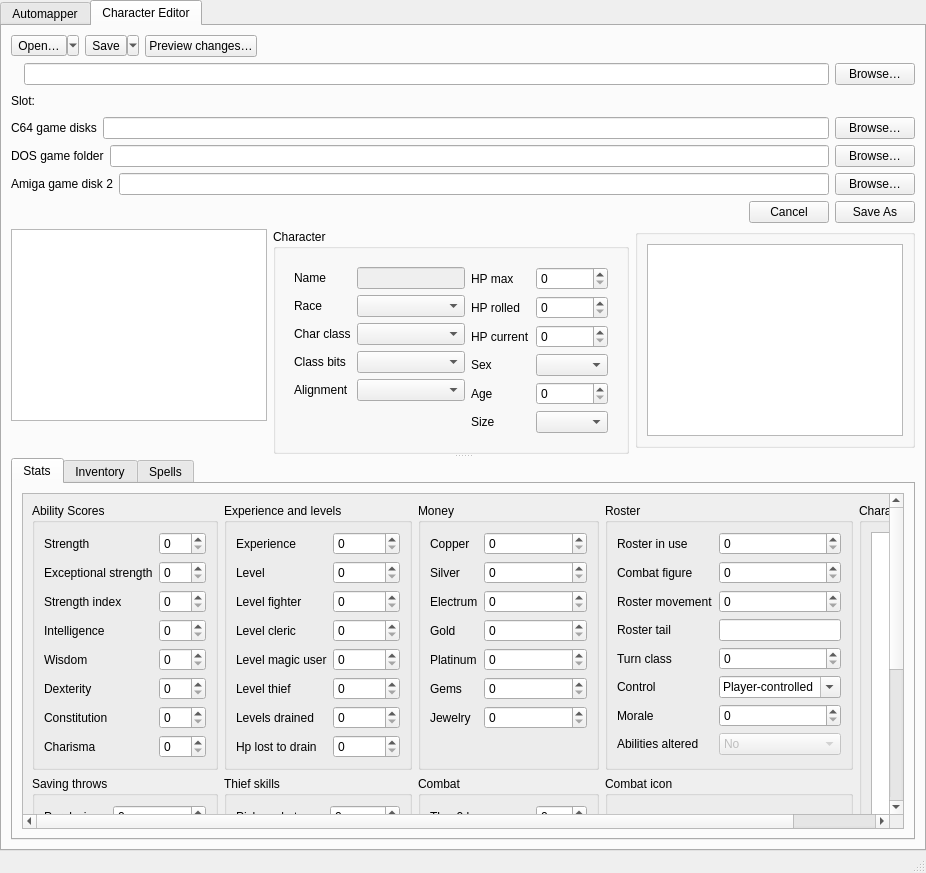
Qt form wish/window.ui (malcyon/wish) before a commit.
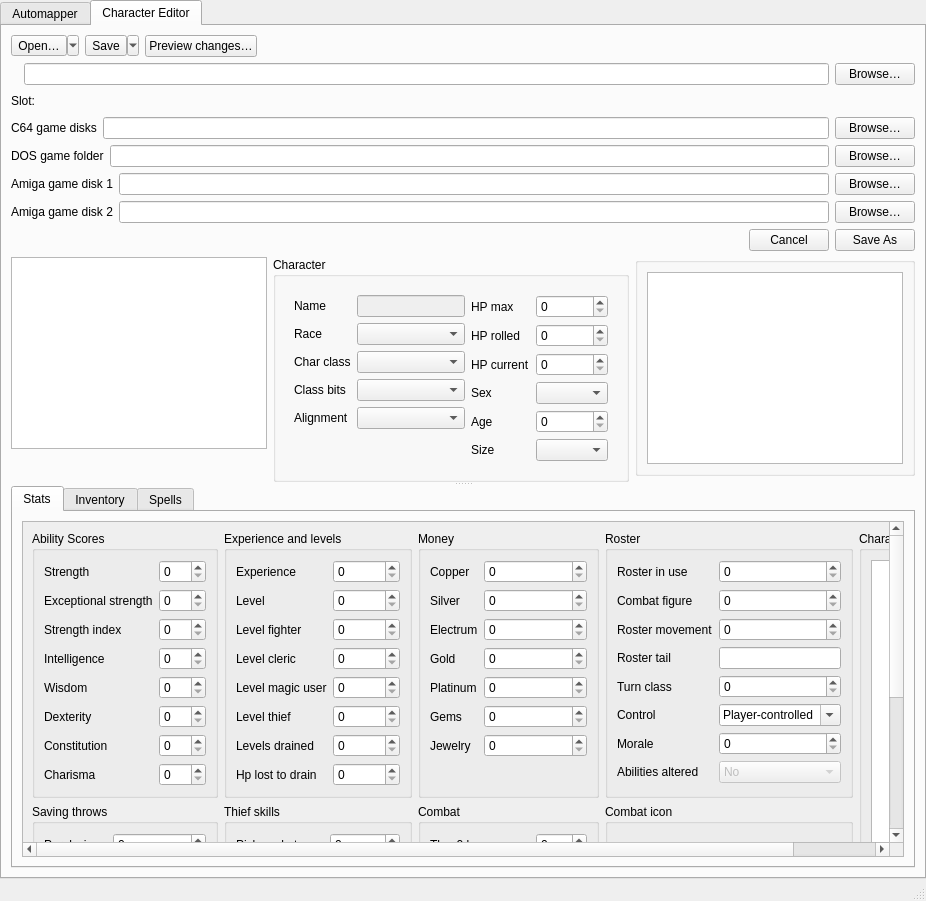
The same form after that commit. The open tabs and pages were chosen to show the change. Custom widgets are drawn as their Qt base class.

Commit message: Write Amiga Save As slots into a copy of disk one (#677)

Diff of the .ui file:
```diff
--- a/wish/window.ui
+++ b/wish/window.ui
@@ -1661,6 +1661,33 @@
              </layout>
             </widget>
            </item>
+           <item>
+            <widget class="QWidget" name="box_amiga_disk_one">
+             <layout class="QHBoxLayout" name="row_amiga_disk_one">
+              <property name="leftMargin"><number>0</number></property>
+              <property name="topMargin"><number>0</number></property>
+              <property name="rightMargin"><number>0</number></property>
+              <property name="bottomMargin"><number>0</number></property>
+              <item>
+               <widget class="QLabel" name="label_amiga_disk_one_caption">
+                <property name="text">
+                 <string>Amiga game disk 1</string>
+                </property>
+               </widget>
+              </item>
+              <item>
+               <widget class="QLineEdit" name="destination_amiga_disk_one"/>
+              </item>
+              <item>
+               <widget class="QPushButton" name="button_amiga_disk_one_browse">
+                <property name="text">
+                 <string>Browse…</string>
+                </property>
+               </widget>
+              </item>
+             </layout>
+            </widget>
+           </item>
            <item>
             <widget class="QWidget" name="box_amiga_disk">
              <layout class="QHBoxLayout" name="row_amiga_disk">
```
The commit also changes 21 other files.
